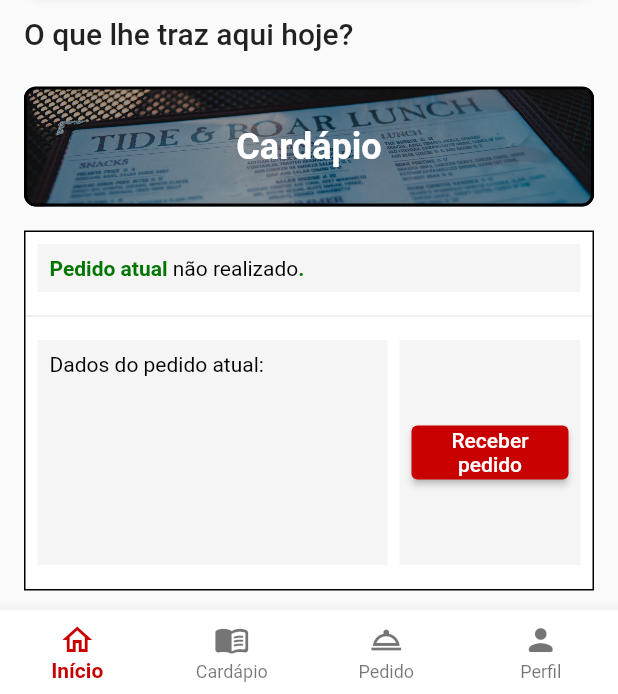
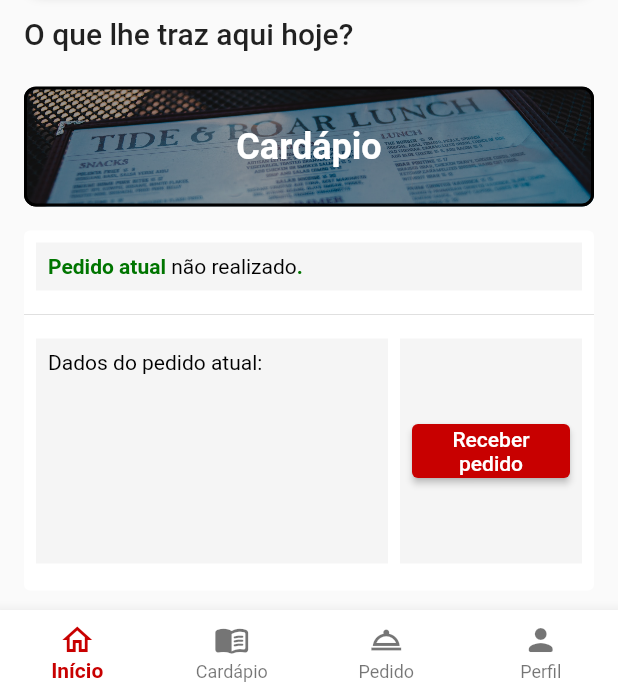
Before and after one commit to guilhermefmmachado/cantina_jit, a Flutter app: the screen it shows after launch, on a phone screen of 412 x 824 dp, the part 542-1236 px from its top. Run offline on Flutter 3.47's test engine with Material 2 defaults, Android fonts, the phone set to English and light mode, and no system bars.

Commit message:
Arquivo botão receber pedido e atualizando pacotes

```diff
--- a/lib/views/home.dart
+++ b/lib/views/home.dart
@@ -1,4 +1,5 @@
 import 'package:cantina_jit/auxiliar-classes/app_color_palette.dart';
+import 'package:cantina_jit/widgets/home_bttn_receber_pedido.dart';
 import 'package:cantina_jit/widgets/home_header.dart';
 import 'package:cantina_jit/widgets/home_nav_button.dart';
 import 'package:flutter/material.dart';
@@ -37,8 +38,9 @@
               height: 240,
               margin: EdgeInsets.symmetric(horizontal: 16, vertical: 8),
               decoration: BoxDecoration(
-                  color: AppColorPalette.white,
-                  border: Border.all(color: AppColorPalette.black)),
+                color: AppColorPalette.white,
+                borderRadius: BorderRadius.circular(4),
+              ),
               child: Column(
                 children: [
                   Container(
@@ -133,54 +135,6 @@
   }
 }
 
-class BttnReceberPedido extends StatefulWidget {
-  // Eu sei que esse botão tem um único objetivo, abrir a janela para receber pedido, só.
-  final bool isEnabled;
-
-  const BttnReceberPedido({
-    Key? key,
-    required this.isEnabled,
-  }) : super(key: key);
-
-  @override
-  State<BttnReceberPedido> createState() => _BttnReceberPedidoState();
-}
-
-class _BttnReceberPedidoState extends State<BttnReceberPedido> {
-  receberPedido() {
-    return print("Olá, Mundo");
-  }
-
-  @override
-  Widget build(BuildContext context) {
-    return ElevatedButton(
-      child: Text(
-        "Receber pedido",
-        textAlign: TextAlign.center,
-      ),
-      style: ElevatedButton.styleFrom(
-        primary: AppColorPalette.redMain,
-      ),
-      onPressed: widget.isEnabled ? (() => receberPedido()) : null,
-    );
-  }
-}
-
-/*
-  ElevatedButton(
-    onPressed: (() => print("Olá, Mundo!")),
-    child: Text(
-      "Receber pedido",
-      textAlign: TextAlign.center,
-    ),
-    style: ElevatedButton.styleFrom(
-      primary: AppColorPalette.redMain,
-    ),
-  ),
-
-  onPressed: (() => print("Olá, Mundo!")),
-*/
-
 /*
   TODO: Estilizar melhor o HOMENAVBUTTON;
   TODO: Iniciar design do cardápio;
--- /dev/null
+++ b/lib/widgets/home_bttn_receber_pedido.dart
@@ -0,0 +1,34 @@
+import 'package:cantina_jit/auxiliar-classes/app_color_palette.dart';
+import 'package:flutter/material.dart';
+
+class BttnReceberPedido extends StatefulWidget {
+  // Eu sei que esse botão tem um único objetivo, abrir a janela para receber pedido, só.
+  final bool isEnabled;
+  const BttnReceberPedido({
+    Key? key,
+    required this.isEnabled,
+  }) : super(key: key);
+
+  @override
+  State<BttnReceberPedido> createState() => _BttnReceberPedidoState();
+}
+
+class _BttnReceberPedidoState extends State<BttnReceberPedido> {
+  receberPedido() {
+    return print("Olá, Mundo");
+  }
+
+  @override
+  Widget build(BuildContext context) {
+    return ElevatedButton(
+      child: Text(
+        "Receber pedido",
+        textAlign: TextAlign.center,
+      ),
+      style: ElevatedButton.styleFrom(
+        primary: AppColorPalette.redMain,
+      ),
+      onPressed: widget.isEnabled ? (() => receberPedido()) : null,
+    );
+  }
+}
```
Also changed, not shown: pubspec.lock.
